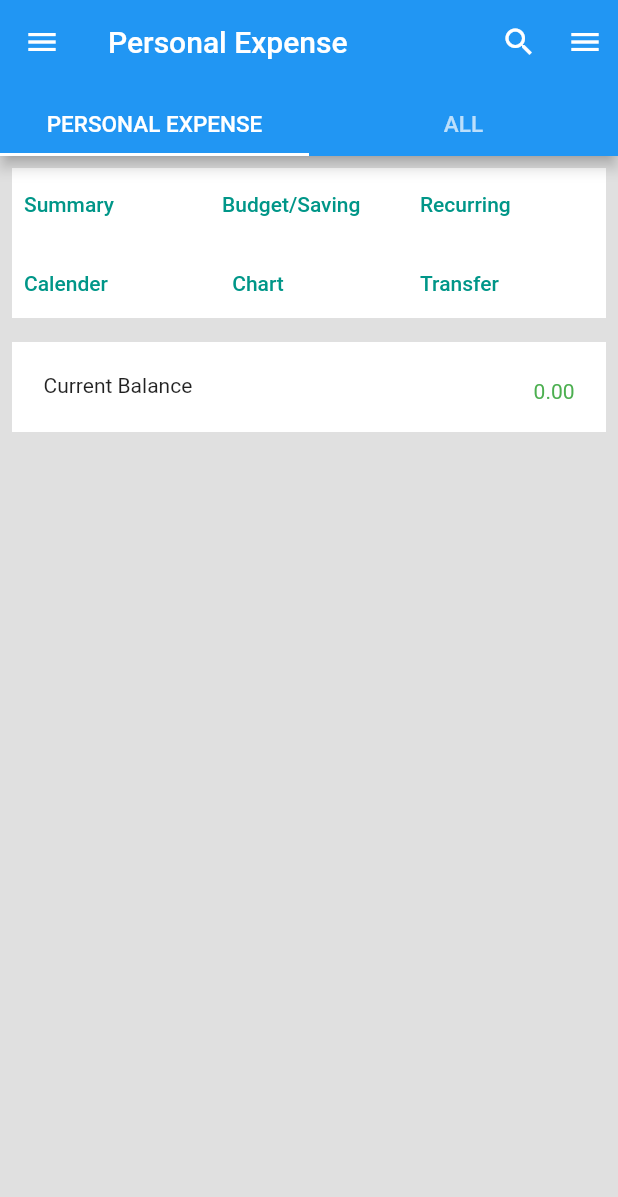
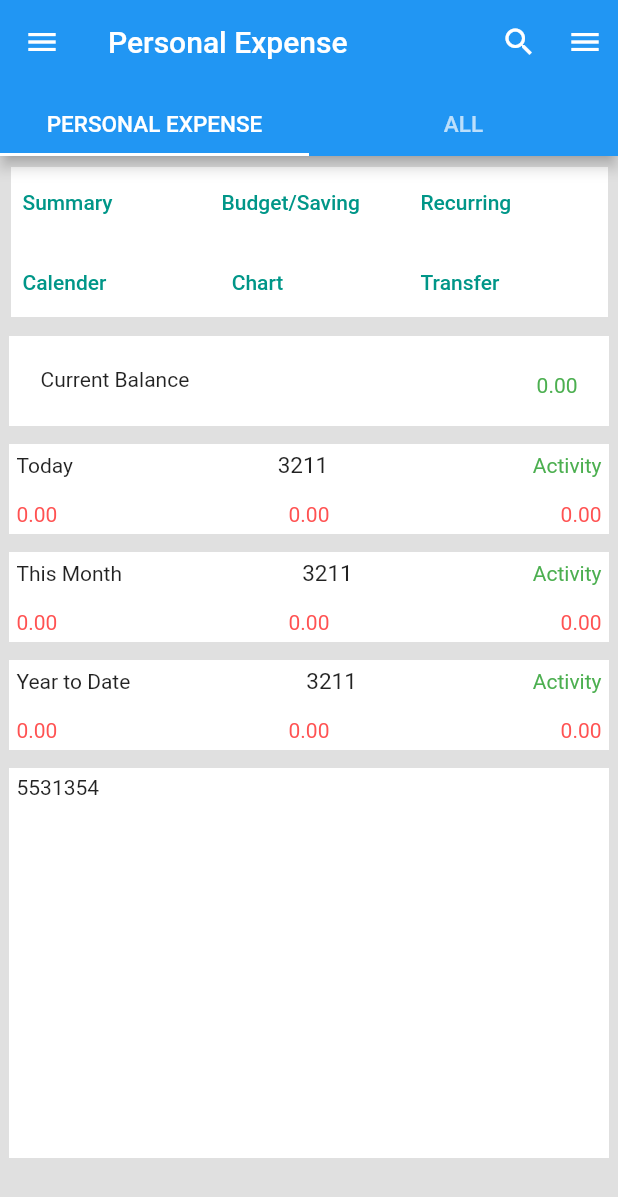
Before and after one commit to MeetUndhad/expense_manager, a Flutter app: the screen it shows after launch, on a phone screen of 412 x 824 dp. Shown: the top 1197 px of the screen. Run offline on Flutter 3.47's test engine with Material 2 defaults, Android fonts, the phone set to English and light mode, and no system bars.

Commit message:
MU | 18-12-2022 : 11:01 # create drawer

```diff
--- a/lib/UI/dash_board.dart
+++ b/lib/UI/dash_board.dart
@@ -79,10 +79,11 @@ Widget mainDrawer() {
             itemCount: AppString.list2.length,
             itemBuilder: (context, index) {
               return ListTile(
-                leading:CircleAvatar(
-                  backgroundImage: AssetImage(AppString.list2[index]['icon'].toString()),
+
+                leading: CircleAvatar(
                   backgroundColor: Colors.white,
                   radius: 13,
+                  child: Icon(AppString.list2[index]['icon'], color: Colors.teal,),
                 ),
                 title: Text(AppString.list2[index]['text'].toString(),
                   style: const TextStyle(fontSize: 15),
--- a/lib/UI/personal_expense.dart
+++ b/lib/UI/personal_expense.dart
@@ -16,30 +16,26 @@ class _PersonalExpenseState extends State<PersonalExpense> {
       body: Column(
         children: [
           Padding(
-            padding: const EdgeInsets.all(8.0),
+            padding: const EdgeInsets.all(7.0),
             child: SizedBox(
               height: 100,
               child: Column(
                 children: [
                   Expanded(
                     child: GridView.builder(
-                      gridDelegate:
-                          const SliverGridDelegateWithFixedCrossAxisCount(crossAxisCount: 3, childAspectRatio: 1/0.40),
+                      gridDelegate: const SliverGridDelegateWithFixedCrossAxisCount(
+                          crossAxisCount: 3, childAspectRatio: 1 / 0.40),
+                      physics: const NeverScrollableScrollPhysics(),
                       itemCount: AppString.list1.length,
                       itemBuilder: (BuildContext context, int index) {
                         return Container(
                           decoration: const BoxDecoration(
-                            borderRadius: BorderRadius.all(Radius.zero),
-                            boxShadow: [
-                              BoxShadow(
-                                color: Colors.white,
-                                spreadRadius: 5
-                              )
-                            ]
-                          ),
+                              borderRadius: BorderRadius.all(Radius.zero),
+                              boxShadow: [BoxShadow(color: Colors.white, spreadRadius: 5)]),
                           child: Column(
                             children: [
                               Row(
+                                mainAxisAlignment: MainAxisAlignment.spaceBetween,
                                 children: [
                                   Center(
                                       child: TextButton(
@@ -57,23 +53,136 @@ class _PersonalExpenseState extends State<PersonalExpense> {
             ),
           ),
           Padding(
-            padding: const EdgeInsets.all(13.0),
+            padding: const EdgeInsets.all(11.0),
             child: GestureDetector(
-              onTap: (){},
+              onTap: () {},
               child: Container(
                 height: 50,
                 decoration: const BoxDecoration(
                     borderRadius: BorderRadius.all(Radius.zero),
-                    boxShadow: [
-                      BoxShadow(
-                          color: Colors.white,
-                          spreadRadius: 5
-                      )
-                    ]
-                ),
+                    boxShadow: [BoxShadow(color: Colors.white, spreadRadius: 5)]),
                 child: const ListTile(
                   leading: Text('Current Balance'),
                   trailing: Text('0.00', style: TextStyle(color: Colors.green)),
+                ),
+              ),
+            ),
+          ),
+          Padding(
+            padding: const EdgeInsets.all(11.0),
+            child: GestureDetector(
+              onTap: () {},
+              child: Container(
+                height: 50,
+                decoration: const BoxDecoration(
+                    borderRadius: BorderRadius.all(Radius.zero),
+                    boxShadow: [BoxShadow(color: Colors.white, spreadRadius: 5)]),
+                child: Column(
+                  mainAxisAlignment: MainAxisAlignment.spaceBetween,
+                  children: [
+                    Row(mainAxisAlignment: MainAxisAlignment.spaceBetween, children: const [
+                      Text('Today'),
+                      Text(
+                        '3211',
+                        style: TextStyle(fontSize: 15),
+                      ),
+                      Text('Activity', style: TextStyle(color: Colors.green))
+                    ]),
+                    Row(mainAxisAlignment: MainAxisAlignment.spaceBetween, children: const [
+                      Text(
+                        '0.00',
+                        style: TextStyle(color: Colors.redAccent),
+                      ),
+                      Text('0.00', style: TextStyle(color: Colors.redAccent)),
+                      Text('0.00', style: TextStyle(color: Colors.redAccent))
+                    ]),
+                  ],
+                ),
+              ),
+            ),
+          ),
+          Padding(
+            padding: const EdgeInsets.all(11.0),
+            child: GestureDetector(
+              onTap: () {},
+              child: Container(
+                height: 50,
+                decoration: const BoxDecoration(
+                    borderRadius: BorderRadius.all(Radius.zero),
+                    boxShadow: [BoxShadow(color: Colors.white, spreadRadius: 5)]),
+                child: Column(
+                  mainAxisAlignment: MainAxisAlignment.spaceBetween,
+                  children: [
+                    Row(mainAxisAlignment: MainAxisAlignment.spaceBetween, children: const [
+                      Text('This Month'),
+                      Text(
+                        '3211',
+                        style: TextStyle(fontSize: 15),
+                      ),
+                      Text('Activity', style: TextStyle(color: Colors.green))
+                    ]),
+                    Row(mainAxisAlignment: MainAxisAlignment.spaceBetween, children: const [
+                      Text(
+                        '0.00',
+                        style: TextStyle(color: Colors.redAccent),
+                      ),
+                      Text('0.00', style: TextStyle(color: Colors.redAccent)),
+                      Text('0.00', style: TextStyle(color: Colors.redAccent))
+                    ]),
+                  ],
+                ),
+              ),
+            ),
+          ),
+          Padding(
+            padding: const EdgeInsets.all(11.0),
+            child: GestureDetector(
+              onTap: () {},
+              child: Container(
+                height: 50,
+                decoration: const BoxDecoration(
+                    borderRadius: BorderRadius.all(Radius.zero),
+                    boxShadow: [BoxShadow(color: Colors.white, spreadRadius: 5)]),
+                child: Column(
+                  mainAxisAlignment: MainAxisAlignment.spaceBetween,
+                  children: [
+                    Row(mainAxisAlignment: MainAxisAlignment.spaceBetween, children: const [
+                      Text('Year to Date'),
+                      Text(
+                        '3211',
+                        style: TextStyle(fontSize: 15),
+                      ),
+                      Text('Activity', style: TextStyle(color: Colors.green))
+                    ]),
+                    Row(mainAxisAlignment: MainAxisAlignment.spaceBetween, children: const [
+                      Text(
+                        '0.00',
+                        style: TextStyle(color: Colors.redAccent),
+                      ),
+                      Text('0.00', style: TextStyle(color: Colors.redAccent)),
+                      Text('0.00', style: TextStyle(color: Colors.redAccent))
+                    ]),
+                  ],
+                ),
+              ),
+            ),
+          ),
+          Padding(
+            padding: const EdgeInsets.all(11.0),
+            child: GestureDetector(
+              onTap: () {},
+              child: Container(
+                height: 250,
+                decoration: const BoxDecoration(
+                    borderRadius: BorderRadius.all(Radius.zero),
+                    boxShadow: [BoxShadow(color: Colors.white, spreadRadius: 5)]),
+                child: Column(
+                  mainAxisAlignment: MainAxisAlignment.spaceBetween,
+                  children: [
+                    Row(mainAxisAlignment: MainAxisAlignment.spaceBetween, children: const [
+                      Text('5531354'),
+                    ]),
+                  ],
                 ),
               ),
             ),
--- a/lib/Utils/AppString.dart
+++ b/lib/Utils/AppString.dart
@@ -25,43 +25,53 @@ class AppString{
   static List<Map<String, dynamic>> list2 = [
     {
       'text' : 'Reminder',
-      'icon' : 'assets/image/warning.png',
+      // 'icon' : 'assets/image/warning.png',
+      'icon' : Icons.warning
     },
     {
       'text' : 'Debt',
-      'icon' : 'assets/image/dollar.png',
+      // 'icon' : 'assets/image/dollar.png',
+      'icon' : Icons.monetization_on_rounded
     },
     {
       'text' : 'Note',
-      'icon' : 'assets/image/notes.png',
+      // 'icon' : 'assets/image/notes.png',
+      'icon' : Icons.event_note_rounded
     },
     {
       'text' : 'Tools',
-      'icon' : 'assets/image/calculator.png',
+      // 'icon' : 'assets/image/calculator.png',
+      'icon' : Icons.calendar_month_outlined
     },
     {
       'text' : 'Savings',
-      'icon' : 'assets/image/savings.png',
+      // 'icon' : 'assets/image/savings.png',
+      'icon' : Icons.savings
     },
     {
       'text' : 'More Features',
-      'icon' : 'assets/image/more.png',
+      // 'icon' : 'assets/image/more.png',
+      'icon' : Icons.more
     },
     {
       'text' : 'Settings',
-      'icon' : 'assets/image/settings.png',
+      // 'icon' : 'assets/image/settings.png',
+      'icon' : Icons.settings
     },
     {
       'text' : 'About',
-      'icon' : 'assets/image/info.png',
+      // 'icon' : 'assets/image/info.png',
+      'icon' : Icons.info
     },
     {
       'text' : 'Homepage',
-      'icon' : 'assets/image/home.png',
+      // 'icon' : 'assets/image/home.png',
+      'icon' : Icons.home
     },
     {
       'text' : 'Pro Edition/Our Apps',
-      'icon' : 'assets/image/arrow.png',
+      // 'icon' : 'assets/image/arrow.png',
+      'icon' : Icons.keyboard_arrow_down
     },
   ];
 }
```
